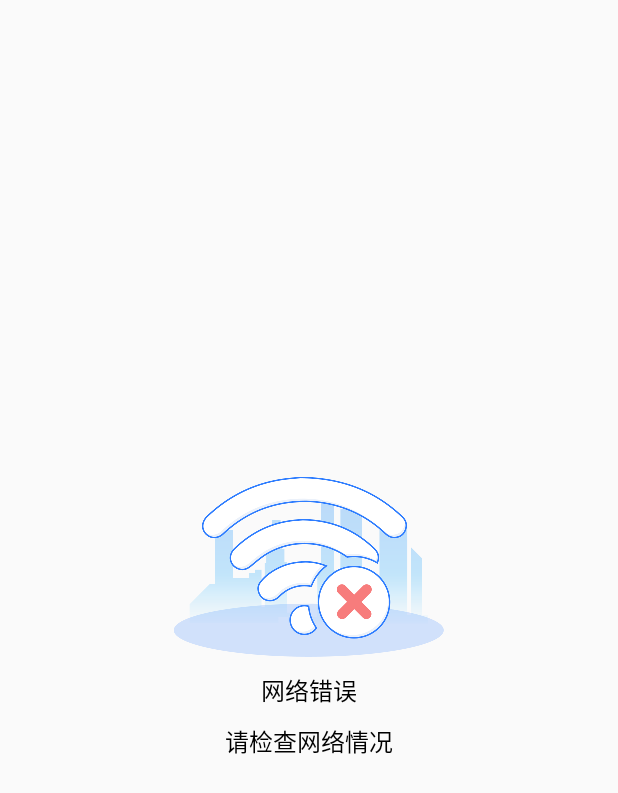
After one commit to peterzhen40/MyMvpLibrary, an Android app: the layout view_network_error.xml on its own in the app's theme, with its tools: preview values and no code run, on a phone screen of 412 x 824 dp. The commit adds this screen. Shown: the top 793 px of the screen. Run offline under Robolectric (Android 15) with nearby library versions, the phone set to English and light mode, and no system bars.

Commit message:
v1.1.4:新增UIState的支持

```diff
--- a/app/src/main/AndroidManifest.xml
+++ b/app/src/main/AndroidManifest.xml
@@ -8,6 +8,7 @@
         android:icon="@mipmap/ic_launcher"
         android:label="@string/app_name"
         android:supportsRtl="true"
+        android:name=".MyApp"
         android:theme="@style/AppTheme">
         <activity android:name=".MainActivity">
             <intent-filter>
@@ -16,6 +17,8 @@
                 <category android:name="android.intent.category.LAUNCHER"/>
             </intent-filter>
         </activity>
+        <activity android:name=".ListActivity"/>
+        <activity android:name=".FrameActivity"/>
     </application>
 
 </manifest>
--- a/app/src/main/res/values/strings.xml
+++ b/app/src/main/res/values/strings.xml
@@ -1,3 +1,3 @@
 <resources>
-    <string name="app_name">Soap</string>
+    <string name="app_name">MyDemo</string>
 </resources>
--- a/mvpLibrary/build.gradle
+++ b/mvpLibrary/build.gradle
@@ -9,8 +9,8 @@ android {
     defaultConfig {
         minSdkVersion 16
         targetSdkVersion 27
-        versionCode 3
-        versionName "1.0.3"
+        versionCode 10
+        versionName "1.1.4"
 
         testInstrumentationRunner "android.support.test.runner.AndroidJUnitRunner"
 
@@ -70,6 +70,8 @@ dependencies {
     api ('com.github.hss01248:Toasty:2.0.6', {
         exclude group: 'com.android.support'
     })
+
+    api 'com.github.FengChenSunshine:UiStatus:1.0.0'
 }
 
 tasks.withType(JavaCompile) {
--- a/mvpLibrary/src/main/java/cn/cbsd/mvplibrary/mvp/IView.java
+++ b/mvpLibrary/src/main/java/cn/cbsd/mvplibrary/mvp/IView.java
@@ -28,4 +28,6 @@ public interface IView<P> {
 
     void hideLoading();
 
+    boolean useUiState();
+
 }
--- a/mvpLibrary/src/main/java/cn/cbsd/mvplibrary/mvp/XLazyFragment.java
+++ b/mvpLibrary/src/main/java/cn/cbsd/mvplibrary/mvp/XLazyFragment.java
@@ -49,6 +49,11 @@ public abstract class XLazyFragment<P extends IPresent>
         }
         bindEvent();
         initData(savedInstanceState);
+    }
+
+    @Override
+    public boolean useUiState() {
+        return false;
     }
 
     @Override
--- /dev/null
+++ b/mvpLibrary/src/main/res/layout/view_network_error.xml
@@ -0,0 +1,66 @@
+<?xml version="1.0" encoding="utf-8"?>
+<android.support.constraint.ConstraintLayout xmlns:android="http://schemas.android.com/apk/res/android"
+    android:layout_width="match_parent"
+    android:layout_height="match_parent"
+    xmlns:app="http://schemas.android.com/apk/res-auto"
+    xmlns:tools="http://schemas.android.com/tools">
+
+    <ImageView
+        android:id="@+id/imageView"
+        android:layout_width="wrap_content"
+        android:layout_height="wrap_content"
+        android:src="@drawable/ic_error"
+        app:layout_constraintTop_toTopOf="parent"
+        app:layout_constraintLeft_toLeftOf="parent"
+        app:layout_constraintBottom_toTopOf="@+id/tv_error"
+        app:layout_constraintVertical_chainStyle="packed"
+        app:layout_constraintRight_toRightOf="parent"/>
+
+    <TextView
+        android:id="@+id/tv_error"
+        android:layout_width="wrap_content"
+        android:layout_height="wrap_content"
+        android:text="网络错误"
+        android:layout_marginTop="10dp"
+        android:textSize="16sp"
+        android:textColor="@color/black"
+        app:layout_constraintTop_toBottomOf="@id/imageView"
+        app:layout_constraintBottom_toTopOf="@+id/tv_msg_error"
+        app:layout_constraintLeft_toLeftOf="parent"
+        app:layout_constraintRight_toRightOf="parent"/>
+
+    <TextView
+        android:id="@+id/tv_msg_error"
+        android:layout_width="wrap_content"
+        android:layout_height="wrap_content"
+        android:text="请检查网络情况"
+        android:gravity="center"
+        android:paddingLeft="10dp"
+        android:paddingRight="10dp"
+        android:maxLines="3"
+        android:layout_marginTop="10dp"
+        android:textSize="16sp"
+        android:textColor="@color/black"
+        app:layout_constraintTop_toBottomOf="@id/tv_error"
+        app:layout_constraintBottom_toTopOf="@+id/btn_retry"
+        app:layout_constraintLeft_toLeftOf="parent"
+        app:layout_constraintRight_toRightOf="parent"/>
+
+    <Button
+        android:visibility="gone"
+        android:id="@+id/btn_retry"
+        android:layout_width="wrap_content"
+        android:layout_height="wrap_content"
+        android:background="@drawable/selector_btn_blue"
+        app:layout_constraintLeft_toLeftOf="parent"
+        app:layout_constraintRight_toRightOf="parent"
+        app:layout_constraintTop_toBottomOf="@id/tv_msg_error"
+        app:layout_constraintBottom_toBottomOf="parent"
+        android:minHeight="0dp"
+        android:layout_marginTop="10dp"
+        android:paddingTop="5dp"
+        android:paddingBottom="5dp"
+        android:text="点击重试"
+        android:textColor="@color/white"/>
+
+</android.support.constraint.ConstraintLayout>
--- a/mvpLibrary/src/main/res/values/colors.xml
+++ b/mvpLibrary/src/main/res/values/colors.xml
@@ -15,6 +15,7 @@
     <color name="textColorSecondaryInverse">#9E9E9E</color>
 
     <!--颜色值-->
+    <color name="blue_shallow">#D1E2F3</color>
     <color name="blue_normal">#56a9f0</color>
     <color name="blue_pressed">#2e93e8</color>
     <color name="red_normal">#edef6262</color>
@@ -27,6 +28,7 @@
     <color name="red">#FF0000</color>
     <color name="white">#FFF</color>
     <color name="black">#000</color>
+    <color name="black_custom">#333333</color>
     <color name="blue">#2196F3</color>
     <color name="orange">#F57C00</color>
     <color name="orange_light">#f6b45e</color>
```
Also changed, not shown: app/src/main/java/cn/peterzhen/demo/DemoFragment.java (added, +37 -0 lines), app/src/main/java/cn/peterzhen/demo/FrameActivity.java (added, +37 -0 lines), app/src/main/java/cn/peterzhen/demo/ListActivity.java (+33 -14 lines), app/src/main/java/cn/peterzhen/demo/MainActivity.java (+12 -0 lines), app/src/main/java/cn/peterzhen/demo/MyApp.java (added, +25 -0 lines), app/src/main/res/layout/activity_frame.xml (added, +11 -0 lines), mvpLibrary/src/main/java/cn/cbsd/mvplibrary/mvp/LazyFragment.java (+24 -4 lines), mvpLibrary/src/main/java/cn/cbsd/mvplibrary/mvp/XActivity.java (+14 -0 lines), mvpLibrary/src/main/java/cn/cbsd/mvplibrary/mvp/XFragment.java (+14 -0 lines), mvpLibrary/src/main/res/drawable/shape_text_black_r20.xml (added, +13 -0 lines), mvpLibrary/src/main/res/layout/view_widget_float.xml (added, +23 -0 lines), mvpLibrary/src/main/res/layout/view_widget_hint.xml (added, +15 -0 lines), mvpLibrary/src/main/res/layout/view_widget_network_error.xml (added, +25 -0 lines).
